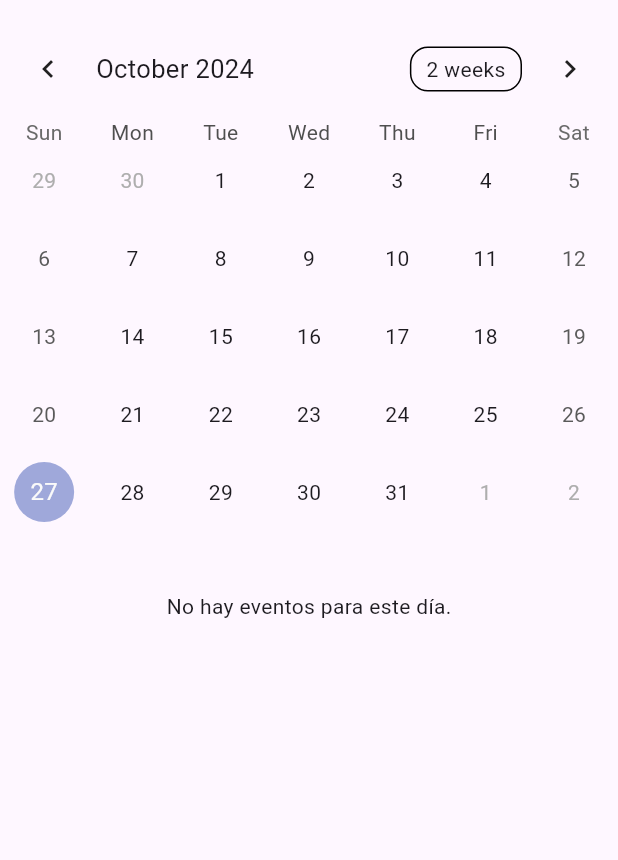
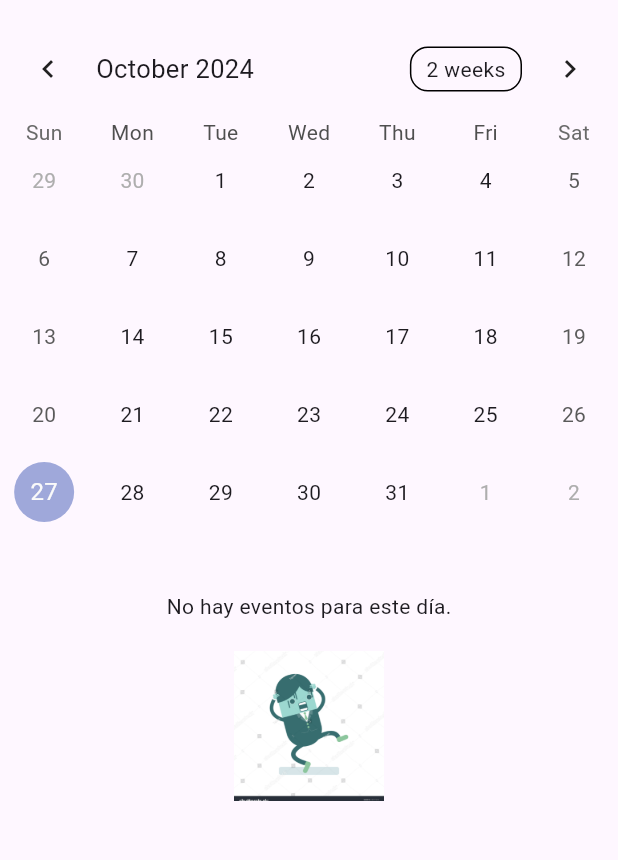
Before and after one commit to ExceptionDev2211/rutinas_app, a Flutter app: the screen it shows after launch, item 2 of the bottom bar chosen, on a phone screen of 412 x 824 dp, the part 63-923 px from its top. Run offline on Flutter 3.47's test engine with Material 3 defaults, Android fonts, the phone set to English and light mode, and no system bars; drawn by our look-alikes of table_calendar; our stand-ins replace flutter_keyboard_visibility, image_picker, sqflite; accounts and stored records are empty.

Commit message:
agregar foto e imagen no eventos

```diff
--- a/lib/pages/calendar_screen.dart
+++ b/lib/pages/calendar_screen.dart
@@ -207,7 +207,19 @@ class _CalendarScreenState extends State<CalendarScreen> {
   // Lista de eventos
   Widget _buildEventList() {
     if (_selectedDay == null || _events[_selectedDay] == null) {
-      return const Text('No hay eventos para este día.');
+      return Column(
+        mainAxisAlignment: MainAxisAlignment.center,
+        children: [
+          const Text('No hay eventos para este día.'),
+          const SizedBox(height: 20), // Espacio entre el texto y la imagen
+          Image.asset(
+            'assets/images/empty.jpg',
+            width: 100,
+            height: 100,
+            fit: BoxFit.cover,
+          ),
+        ],
+      );
     }
 
     return Expanded(
--- a/pubspec.yaml
+++ b/pubspec.yaml
@@ -33,6 +33,7 @@ dependencies:
   table_calendar: ^3.0.6
   flutter_keyboard_visibility: ^5.4.0
   sqflite: ^2.3.3+1
+  image_picker: ^0.8.5+3
   path: ^1.8.0
 
 
@@ -69,6 +70,7 @@ flutter:
     - assets/images/abdominales.jpg
     - assets/images/piernas.jpg
     - assets/images/hombros.jpg
+    - assets/images/empty.jpg
   #   - images/a_dot_ham.jpeg
 
   # An image asset can refer to one or more resolution-specific "variants", see
```
Also changed, not shown: lib/pages/profile_screen.dart (+69 -8 lines), assets/images/empty.jpg (added), pubspec.lock, 5 other files.
